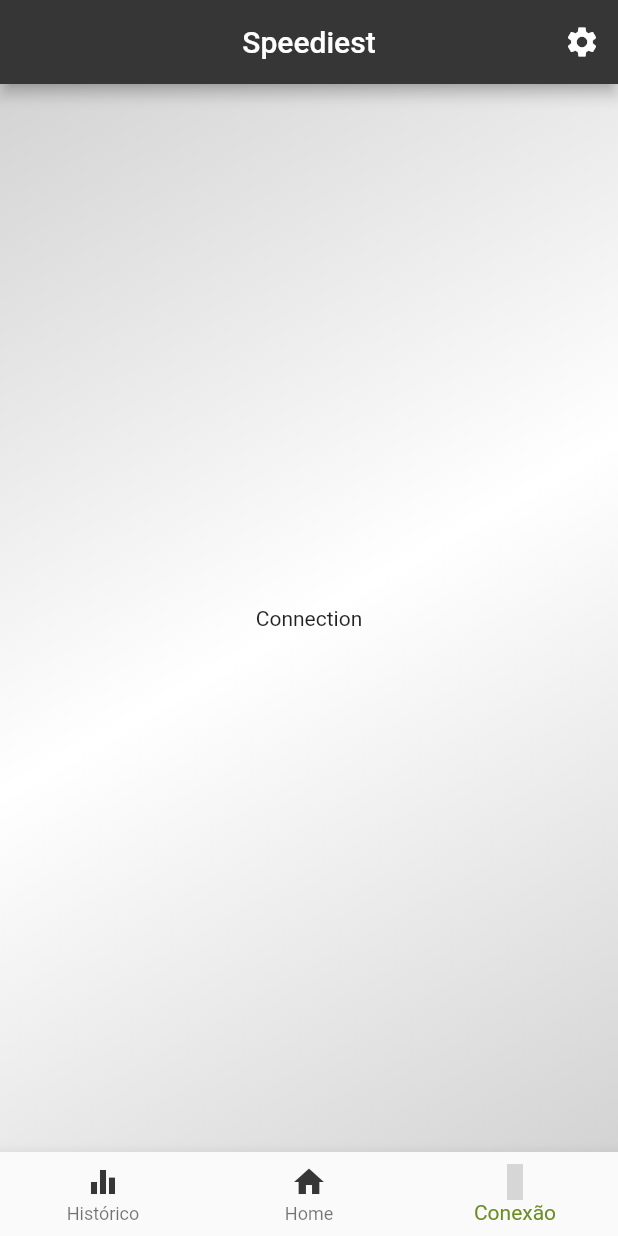
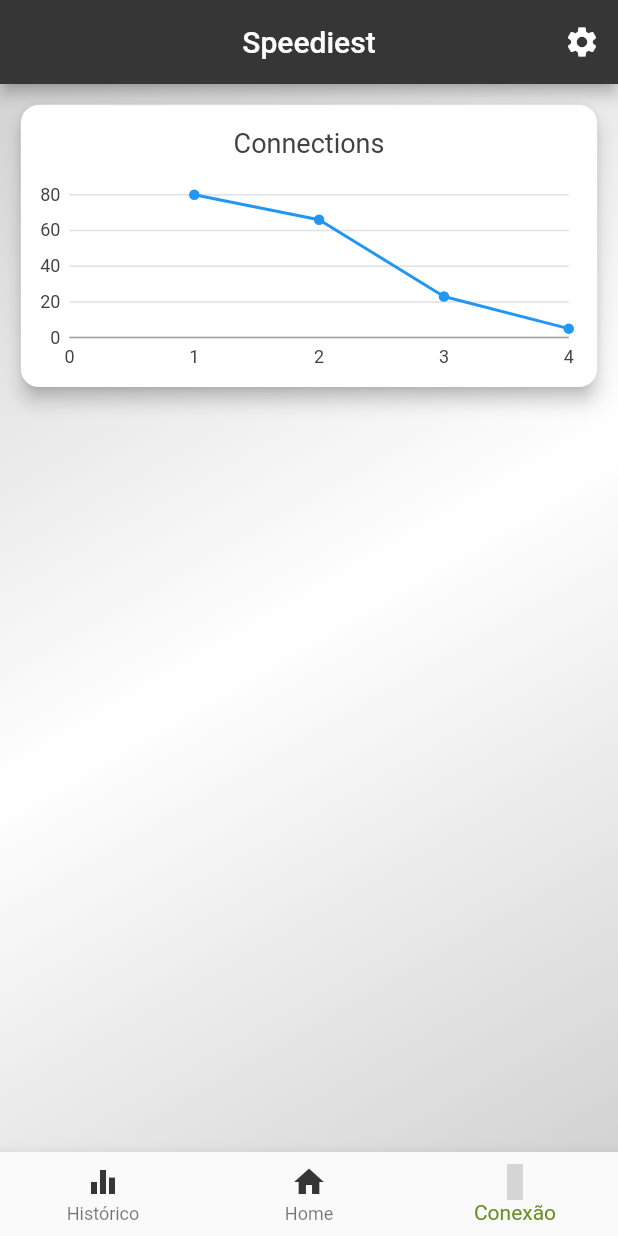
Before and after one commit to GabrielStahlberg/SpeediestApp, a Flutter app: the screen it shows after launch, item 3 of the bottom bar chosen, on a phone screen of 412 x 824 dp. Run offline on Flutter 3.47's test engine with Material 2 defaults, Android fonts, the light colour scheme and no system bars; our stand-ins replace charts_flutter, flutter_mobx, get_it, material_design_icons_flutter, mobx, rxdart and 1 more; missing offline and left inert: speedometer; generated files the repository leaves out were written again; grey boxes are pictures that could not be loaded.

Commit message:
Starting the implementation of Connection screen. Chart was added.

```diff
--- /dev/null
+++ b/lib/model/connection_stats.dart
@@ -0,0 +1,9 @@
+import 'package:flutter/material.dart';
+
+class ConnectionStats {
+  final id;
+  final average;
+  final Color color;
+
+  ConnectionStats(this.id, this.average, this.color);
+}
--- /dev/null
+++ b/lib/screens/connection/components/line_chart_connection.dart
@@ -0,0 +1,24 @@
+import 'package:flutter/material.dart';
+import 'package:charts_flutter/flutter.dart' as charts;
+
+class LineChartConnection extends StatelessWidget {
+
+  final List<charts.Series> seriesList;
+  final String title;
+
+  const LineChartConnection({Key key, @required this.seriesList, @required this.title}) : super(key: key);
+
+  @override
+  Widget build(BuildContext context) {
+    return charts.LineChart(
+      seriesList,
+      animate: true,
+      behaviors: [
+        charts.ChartTitle(title)
+      ],
+      defaultRenderer: charts.LineRendererConfig(
+          includePoints: true
+      ),
+    );
+  }
+}
--- a/lib/screens/connection/connection_screen.dart
+++ b/lib/screens/connection/connection_screen.dart
@@ -1,4 +1,8 @@
 import 'package:flutter/material.dart';
+import 'package:speediest_app/model/connection_stats.dart';
+import 'package:speediest_app/screens/connection/components/line_chart_connection.dart';
+import 'package:speediest_app/size_config.dart';
+import 'package:speediest_app/utils/utils_impl.dart';
 
 class ConnectionScreen extends StatefulWidget {
   @override
@@ -6,10 +10,57 @@
 }
 
 class _ConnectionScreenState extends State<ConnectionScreen> {
+
+  static getConnectionsData() {
+    return [
+      ConnectionStats(1, 80, Colors.blue),
+      ConnectionStats(2, 66, Colors.blue),
+      ConnectionStats(3, 23, Colors.blue),
+      ConnectionStats(4, 5, Colors.blue),
+    ];
+  }
+
   @override
   Widget build(BuildContext context) {
-    return Container(
-      child: Center(child: Text("Connection"),),
+    SizeConfig().init(context);
+    double defaultSize = SizeConfig.defaultSize;
+
+    return SafeArea(
+      child: GridView.count(
+        crossAxisCount: 1,
+        mainAxisSpacing: 6,
+        crossAxisSpacing: 6,
+        padding: EdgeInsets.all(defaultSize),
+        childAspectRatio: 2,
+        children: [
+          ChartsItems(chartTitle: "Connections", data: getConnectionsData()),
+        ],
+      ),
     );
   }
 }
+
+class ChartsItems extends StatelessWidget {
+
+  final String chartTitle;
+  final data;
+
+  const ChartsItems({Key key, @required this.chartTitle, @required this.data}) : super(key: key);
+
+  @override
+  Widget build(BuildContext context) {
+    SizeConfig().init(context);
+    double defaultSize = SizeConfig.defaultSize;
+
+    return Card(
+      elevation: 5,
+      shape: RoundedRectangleBorder(borderRadius: BorderRadius.circular(12)),
+      child: Padding(
+        padding: EdgeInsets.all(defaultSize * 0.5),
+        child: SizedBox(
+            child: LineChartConnection(seriesList: UtilsImpl.getLineChartConnectionsSeries(data), title: chartTitle)
+        ),
+      ),
+    );
+  }
+}
--- a/lib/utils/utils_impl.dart
+++ b/lib/utils/utils_impl.dart
@@ -1,7 +1,9 @@
+import 'package:charts_flutter/flutter.dart' as charts;
 import 'package:flutter/material.dart';
 import 'package:shared_preferences/shared_preferences.dart';
 import 'package:speediest_app/localization/app_localization.dart';
 import 'package:speediest_app/main.dart';
+import 'package:speediest_app/model/connection_stats.dart';
 import 'package:speediest_app/model/language.dart';
 import 'package:speediest_app/size_config.dart';
 import 'package:speediest_app/widgets/alert_dialog_popup.dart';
@@ -10,6 +12,19 @@
 import 'contants.dart';
 
 class UtilsImpl {
+
+  static getLineChartConnectionsSeries(var data) {
+    return [
+      charts.Series<ConnectionStats, int>(
+          id: "Connections",
+          domainFn: (ConnectionStats stats, _) => stats.id,
+          measureFn: (ConnectionStats stats, _) => stats.average,
+          colorFn: (ConnectionStats stats, _) =>
+              charts.ColorUtil.fromDartColor(stats.color),
+          data: data
+      )
+    ];
+  }
 
   static showLanguageDialog(BuildContext context) async {
     List<DropdownMenuItem<String>> _languagesItems = getDropDownMenuItems(Language.flagNameList());
--- a/pubspec.yaml
+++ b/pubspec.yaml
@@ -38,6 +38,7 @@
   flutter_mobx: ^2.0.0
   speedometer: ^1.0.8
   rxdart: ^0.27.0
+  charts_flutter: ^0.10.0
 
 dev_dependencies:
   flutter_test:
```
